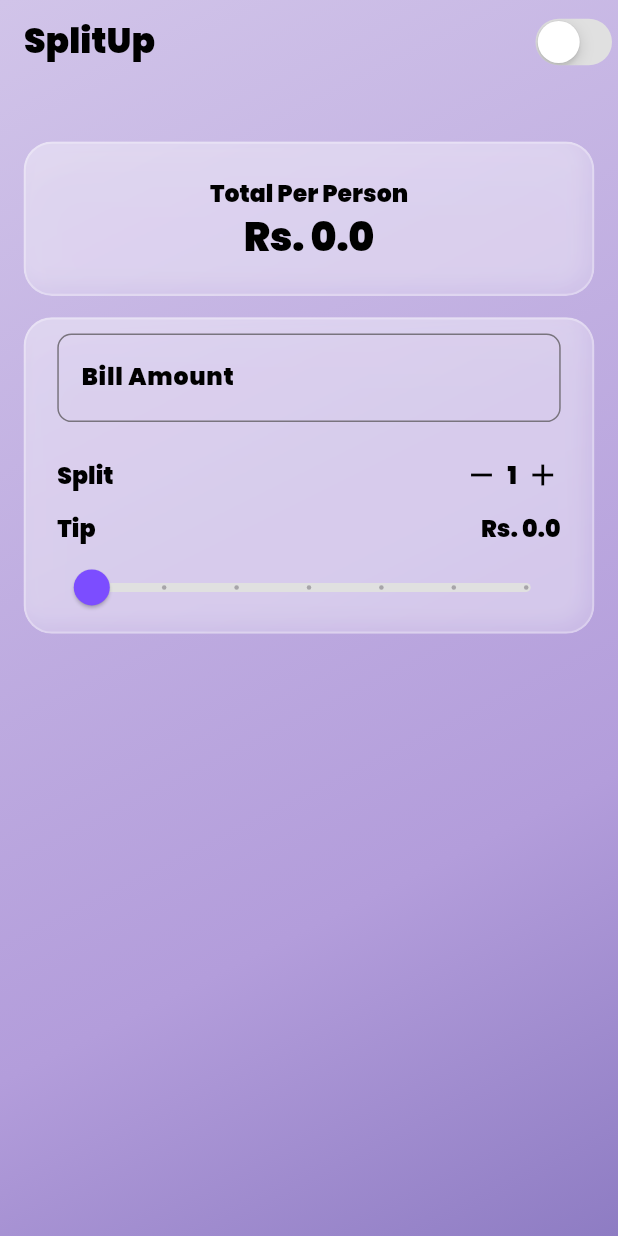
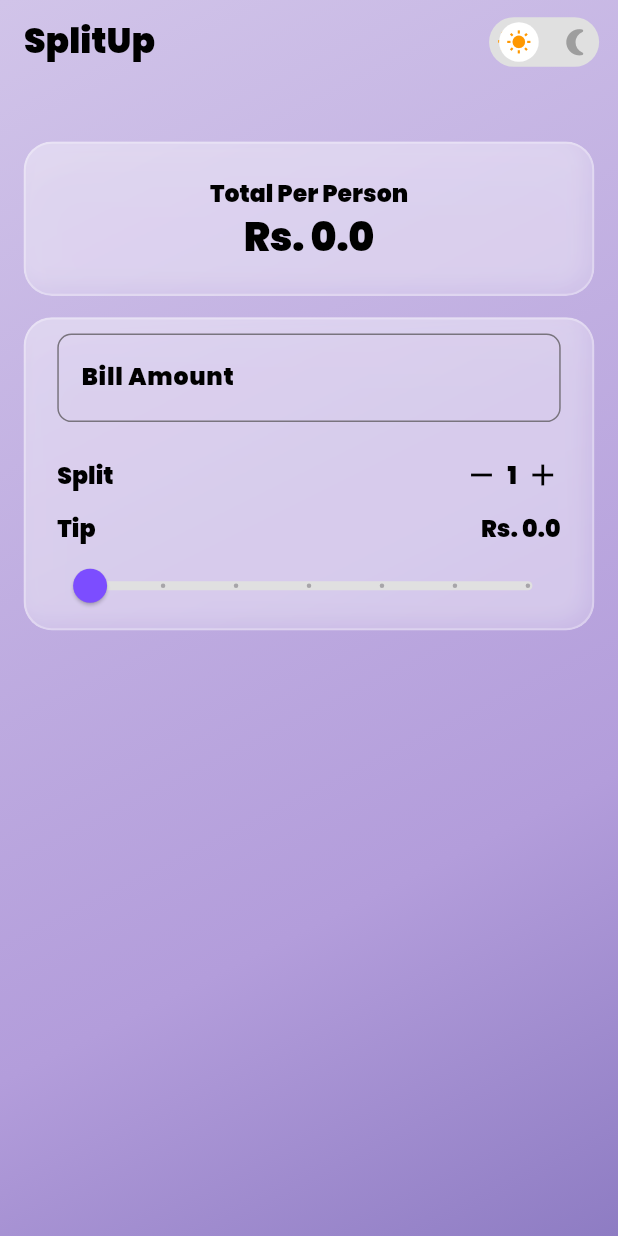
Before and after one commit to Raja-Hamid/splitup, a Flutter app: the screen it shows after launch, on a phone screen of 412 x 824 dp. Run offline on Flutter 3.47's test engine with Material 3 defaults, Android fonts, the phone set to English and light mode, and no system bars; our stand-ins replace flutter_screenutil, get, google_fonts.

Commit message:
Integrated the Theme Button toggle and fixed the file structure

```diff
--- a/lib/app_theme.dart
+++ b/lib/constants/app_theme.dart
@@ -67,6 +67,10 @@ class AppTheme {
         borderSide: BorderSide(color: grey),
         borderRadius: BorderRadius.circular(10.r),
       ),
+      focusedBorder: OutlineInputBorder(
+        borderSide: BorderSide(color: black, width: 2),
+        borderRadius: BorderRadius.circular(10.r),
+      ),
     ),
     iconTheme: IconThemeData(color: black),
   );
@@ -117,6 +121,10 @@ class AppTheme {
         borderSide: BorderSide(color: grey),
         borderRadius: BorderRadius.circular(10.r),
       ),
+      focusedBorder: OutlineInputBorder(
+        borderSide: BorderSide(color: white, width: 2),
+        borderRadius: BorderRadius.circular(10.r),
+      ),
     ),
     iconTheme: IconThemeData(color: white),
   );
--- a/lib/main_screen.dart
+++ b/lib/ui/screens/main_screen.dart
@@ -1,12 +1,11 @@
-import 'dart:ui';
-import 'package:flutter/cupertino.dart';
 import 'package:flutter/material.dart';
 import 'package:flutter/services.dart';
 import 'package:flutter_screenutil/flutter_screenutil.dart';
 import 'package:get/get.dart';
-import 'package:splitup/app_theme.dart';
-import 'package:splitup/main_controller.dart';
-import 'package:splitup/theme_controller.dart';
+import 'package:splitup/constants/app_theme.dart';
+import 'package:splitup/controllers/main_controller.dart';
+import 'package:splitup/ui/widgets/glass_card.dart';
+import 'package:splitup/ui/widgets/theme_toggle.dart';
 
 class MainScreen extends StatefulWidget {
   const MainScreen({super.key});
@@ -22,7 +21,6 @@ class _MainScreenState extends State<MainScreen> {
   @override
   Widget build(BuildContext context) {
     final theme = Theme.of(context);
-    final themeController = ThemeController.instance;
     return Scaffold(
       extendBodyBehindAppBar: true,
       backgroundColor: Colors.white,
@@ -31,13 +29,7 @@ class _MainScreenState extends State<MainScreen> {
         elevation: 0,
         title: Text('SplitUp'),
         actions: [
-          Obx(() {
-            return CupertinoSwitch(
-              inactiveTrackColor: Colors.grey.shade300,
-              value: themeController.isDarkMode,
-              onChanged: (_) => themeController.toggleTheme(),
-            );
-          }),
+          ThemeToggle(),
         ],
       ),
       body: Container(
@@ -47,8 +39,7 @@ class _MainScreenState extends State<MainScreen> {
         ),
         child: Column(
           children: [
-            buildGlassCard(
-              context: context,
+            GlassCard(
               padding: EdgeInsets.symmetric(vertical: 25.h),
               child: Column(
                 children: [
@@ -64,8 +55,7 @@ class _MainScreenState extends State<MainScreen> {
               ),
             ),
             SizedBox(height: 15.h),
-            buildGlassCard(
-              context: context,
+            GlassCard(
               padding: EdgeInsets.symmetric(horizontal: 20.w, vertical: 10.h),
               child: Column(
                 mainAxisAlignment: MainAxisAlignment.center,
@@ -139,16 +129,16 @@ class _MainScreenState extends State<MainScreen> {
                             ? Colors.white24
                             : Colors.grey.shade300,
                         thumbColor: isDark
-                            ? Colors.purpleAccent
+                            ? Colors.grey
                             : Colors.deepPurpleAccent,
                         overlayColor: isDark
-                            ? Colors.purpleAccent.withValues(alpha: 0.3)
+                            ? Colors.purpleAccent.withValues(alpha: 0.1)
                             : Colors.deepPurpleAccent.withValues(alpha: 0.2),
-                        thumbShape: const RoundSliderThumbShape(
-                          enabledThumbRadius: 12,
+                        thumbShape: RoundSliderThumbShape(
+                          enabledThumbRadius: 12.r,
                         ),
-                        overlayShape: const RoundSliderOverlayShape(
-                          overlayRadius: 20,
+                        overlayShape: RoundSliderOverlayShape(
+                          overlayRadius: 20.r,
                         ),
                         trackShape: const RoundedRectSliderTrackShape(),
                         valueIndicatorShape:
@@ -180,55 +170,3 @@ class _MainScreenState extends State<MainScreen> {
     );
   }
 }
-
-Widget buildGlassCard({
-  required BuildContext context,
-  required Widget child,
-  EdgeInsets padding = const EdgeInsets.all(16),
-}) {
-  final isDark = Theme.of(context).brightness == Brightness.dark;
-
-  return ClipRRect(
-    borderRadius: BorderRadius.circular(20.r),
-    child: BackdropFilter(
-      filter: ImageFilter.blur(sigmaX: 15, sigmaY: 15),
-      child: Container(
-        width: double.infinity,
-        padding: padding,
-        decoration: BoxDecoration(
-          color: isDark
-              ? Colors.white.withValues(alpha: 0.05)
-              : Colors.white.withValues(alpha: 0.25),
-          borderRadius: BorderRadius.circular(20.r),
-          border: Border.all(
-            color: isDark
-                ? Colors.white.withValues(alpha: 0.1)
-                : Colors.white.withValues(alpha: 0.3),
-            width: isDark ? 1.0 : 1.5,
-          ),
-          boxShadow: isDark
-              ? [
-                  BoxShadow(
-                    color: Colors.black.withValues(alpha: 0.4),
-                    blurRadius: 12,
-                    offset: const Offset(0, 6),
-                  ),
-                ]
-              : [
-                  BoxShadow(
-                    color: const Color(0x33B39DDB),
-                    blurRadius: 28,
-                    offset: const Offset(0, 18),
-                  ),
-                  BoxShadow(
-                    color: Colors.white.withValues(alpha: 0.2),
-                    blurRadius: 10,
-                    offset: const Offset(-6, -6),
-                  ),
-                ],
-        ),
-        child: child,
-      ),
-    ),
-  );
-}
--- /dev/null
+++ b/lib/ui/widgets/glass_card.dart
@@ -0,0 +1,61 @@
+import 'dart:ui';
+import 'package:flutter/material.dart';
+import 'package:flutter_screenutil/flutter_screenutil.dart';
+
+class GlassCard extends StatelessWidget {
+  final Widget child;
+  final EdgeInsets? padding;
+  const GlassCard({
+    super.key,
+    required this.child,
+    this.padding = const EdgeInsets.all(16),
+  });
+
+  @override
+  Widget build(BuildContext context) {
+    final isDark = Theme.of(context).brightness == Brightness.dark;
+    return ClipRRect(
+      borderRadius: BorderRadius.circular(20.r),
+      child: BackdropFilter(
+        filter: ImageFilter.blur(sigmaX: 15, sigmaY: 15),
+        child: Container(
+          width: double.infinity,
+          padding: padding,
+          decoration: BoxDecoration(
+            color: isDark
+                ? Colors.white.withValues(alpha: 0.05)
+                : Colors.white.withValues(alpha: 0.25),
+            borderRadius: BorderRadius.circular(20.r),
+            border: Border.all(
+              color: isDark
+                  ? Colors.white.withValues(alpha: 0.1)
+                  : Colors.white.withValues(alpha: 0.3),
+              width: isDark ? 1.0 : 1.5,
+            ),
+            boxShadow: isDark
+                ? [
+                    BoxShadow(
+                      color: Colors.black.withValues(alpha: 0.4),
+                      blurRadius: 12,
+                      offset: const Offset(0, 6),
+                    ),
+                  ]
+                : [
+                    BoxShadow(
+                      color: const Color(0x33B39DDB),
+                      blurRadius: 28,
+                      offset: const Offset(0, 18),
+                    ),
+                    BoxShadow(
+                      color: Colors.white.withValues(alpha: 0.2),
+                      blurRadius: 10,
+                      offset: const Offset(-6, -6),
+                    ),
+                  ],
+          ),
+          child: child,
+        ),
+      ),
+    );
+  }
+}
--- /dev/null
+++ b/lib/ui/widgets/theme_toggle.dart
@@ -0,0 +1,72 @@
+import 'package:flutter/material.dart';
+import 'package:flutter_screenutil/flutter_screenutil.dart';
+import 'package:get/get.dart';
+import 'package:splitup/controllers/theme_controller.dart';
+
+class ThemeToggle extends StatelessWidget {
+  const ThemeToggle({super.key});
+
+  @override
+  Widget build(BuildContext context) {
+    final themeController = ThemeController.instance;
+    return GestureDetector(
+      onTap: () => themeController.toggleTheme(),
+      child: Padding(
+        padding: EdgeInsets.only(right: 12.w),
+        child: Obx(() {
+          final isDark = themeController.isDarkMode;
+          return AnimatedContainer(
+            duration: Duration(milliseconds: 300),
+            width: 70.w,
+            height: 35.h,
+            padding: EdgeInsets.symmetric(horizontal: 5.w),
+            decoration: BoxDecoration(
+              borderRadius: BorderRadius.circular(20.r),
+              color: isDark ? Colors.black : Colors.grey.shade300,
+            ),
+            child: Stack(
+              children: [
+                Align(
+                  alignment: Alignment.centerLeft,
+                  child: Icon(
+                    Icons.wb_sunny,
+                    color: isDark ? Colors.grey : Colors.orange,
+                    size: 20,
+                  ),
+                ),
+                Align(
+                  alignment: Alignment.centerRight,
+                  child: Icon(
+                    Icons.nightlight_round,
+                    color: isDark ? Colors.yellow : Colors.grey,
+                    size: 20.sp,
+                  ),
+                ),
+                AnimatedAlign(
+                  duration: Duration(milliseconds: 300),
+                  curve: Curves.easeInOut,
+                  alignment: isDark
+                      ? Alignment.centerRight
+                      : Alignment.centerLeft,
+                  child: Container(
+                    width: 28.w,
+                    height: 28.h,
+                    decoration: BoxDecoration(
+                      color: Colors.white,
+                      shape: BoxShape.circle,
+                    ),
+                    child: Icon(
+                      isDark ? Icons.nightlight_round : Icons.wb_sunny,
+                      size: 16.sp,
+                      color: isDark ? Colors.black : Colors.orange,
+                    ),
+                  ),
+                ),
+              ],
+            ),
+          );
+        }),
+      ),
+    );
+  }
+}
```
Also changed, not shown: lib/main.dart (+4 -4 lines), lib/controllers/main_controller.dart (renamed from lib/main_controller.dart), lib/controllers/theme_controller.dart (renamed from lib/theme_controller.dart).
